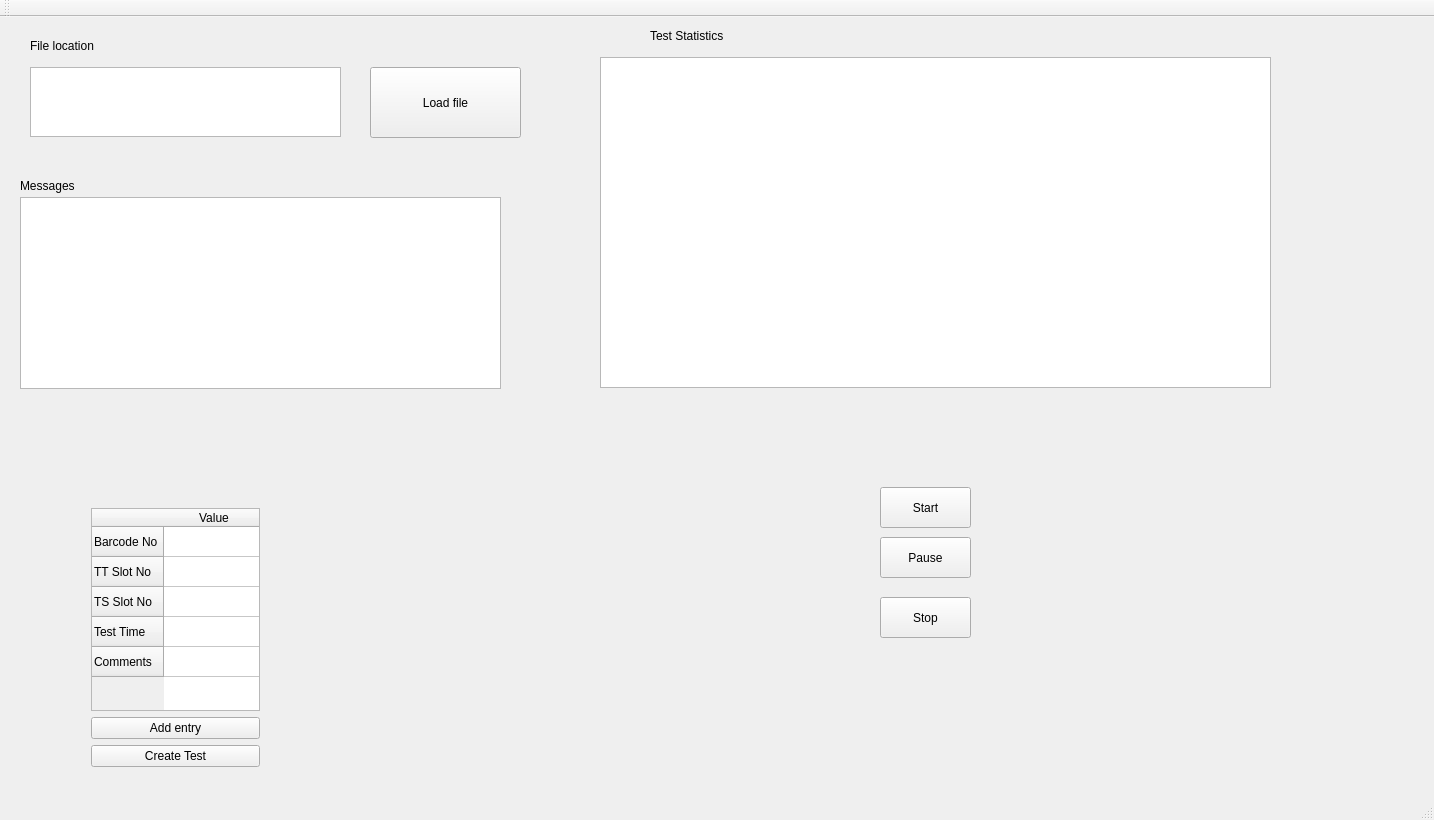
Qt form mainwindow.ui (gokul-gokz/QT_UI) before a commit.
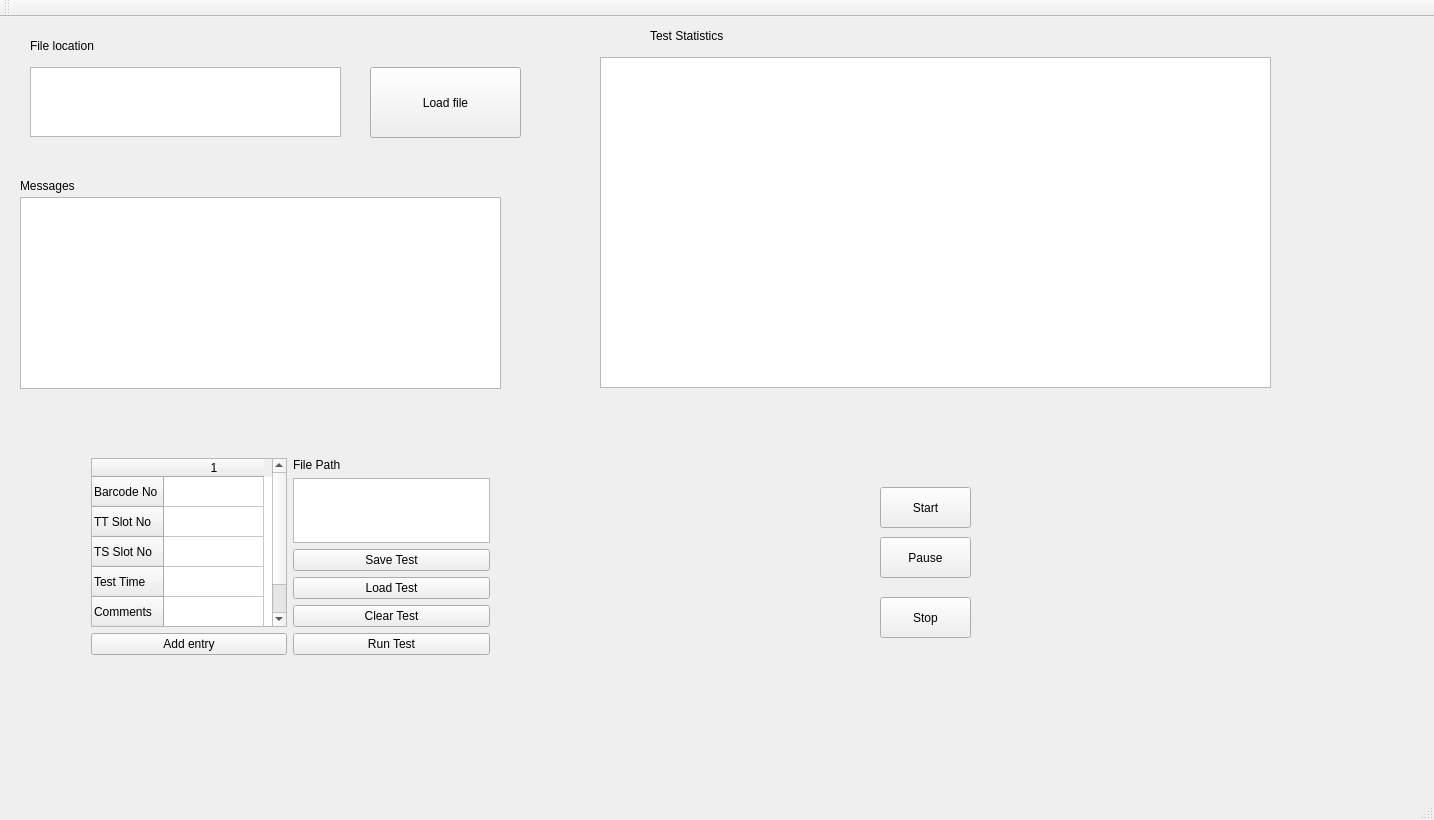
The same form after that commit.

Commit message: Added features for saving and clearing test params

```diff
--- a/mainwindow.ui
+++ b/mainwindow.ui
@@ -141,27 +141,17 @@
      <string>File location</string>
     </property>
    </widget>
-   <widget class="QComboBox" name="comboBox">
-    <property name="geometry">
-     <rect>
-      <x>110</x>
-      <y>530</y>
-      <width>86</width>
-      <height>25</height>
-     </rect>
-    </property>
-   </widget>
    <widget class="QWidget" name="">
     <property name="geometry">
      <rect>
       <x>80</x>
-      <y>480</y>
-      <width>191</width>
-      <height>281</height>
+      <y>430</y>
+      <width>421</width>
+      <height>219</height>
      </rect>
     </property>
-    <layout class="QVBoxLayout" name="verticalLayout">
-     <item>
+    <layout class="QGridLayout" name="gridLayout">
+     <item row="0" column="0" rowspan="5">
       <widget class="QTableWidget" name="tableWidget">
        <row>
         <property name="text">
@@ -190,22 +180,66 @@
        </row>
        <column>
         <property name="text">
-         <string>Value</string>
+         <string>1</string>
         </property>
        </column>
       </widget>
      </item>
-     <item>
+     <item row="0" column="2">
+      <widget class="QLabel" name="label_4">
+       <property name="text">
+        <string>File Path</string>
+       </property>
+      </widget>
+     </item>
+     <item row="1" column="1">
+      <spacer name="horizontalSpacer">
+       <property name="orientation">
+        <enum>Qt::Horizontal</enum>
+       </property>
+       <property name="sizeHint" stdset="0">
+        <size>
+         <width>18</width>
+         <height>20</height>
+        </size>
+       </property>
+      </spacer>
+     </item>
+     <item row="1" column="2">
+      <widget class="QPlainTextEdit" name="filepath"/>
+     </item>
+     <item row="2" column="2">
+      <widget class="QPushButton" name="SaveTest">
+       <property name="text">
+        <string>Save Test</string>
+       </property>
+      </widget>
+     </item>
+     <item row="3" column="2">
+      <widget class="QPushButton" name="LoadTest">
+       <property name="text">
+        <string>Load Test</string>
+       </property>
+      </widget>
+     </item>
+     <item row="4" column="2">
+      <widget class="QPushButton" name="Cleartest">
+       <property name="text">
+        <string>Clear Test</string>
+       </property>
+      </widget>
+     </item>
+     <item row="5" column="0">
       <widget class="QPushButton" name="Addentry">
        <property name="text">
         <string>Add entry</string>
        </property>
       </widget>
      </item>
-     <item>
-      <widget class="QPushButton" name="Createtest">
+     <item row="5" column="2">
+      <widget class="QPushButton" name="Runtest">
        <property name="text">
-        <string>Create Test</string>
+        <string>Run Test</string>
        </property>
       </widget>
      </item>
```
The commit also changes 5 other files.
